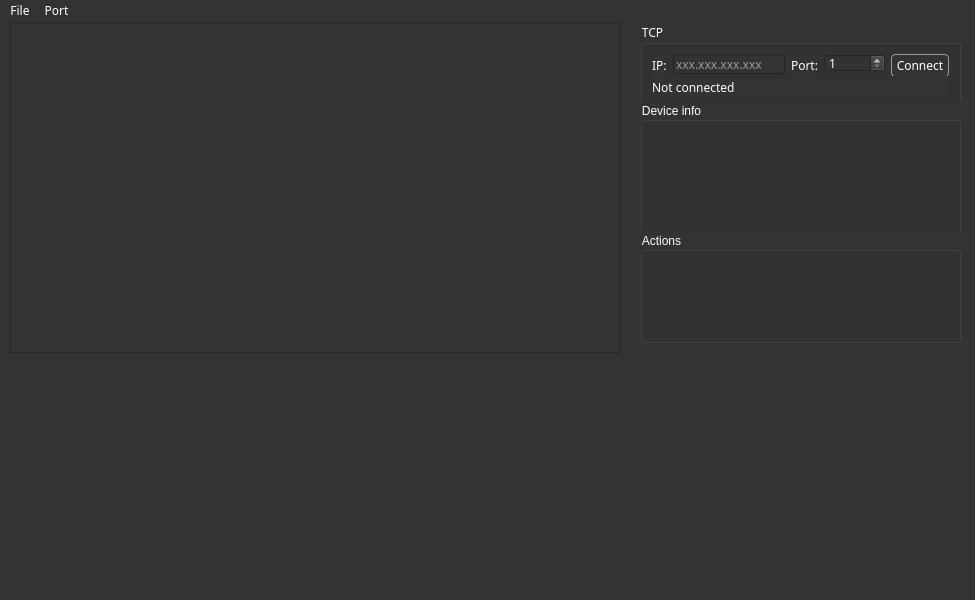
Old version of the form mainwindow.ui in the repository IlyaZh/Maiman-MCBS.
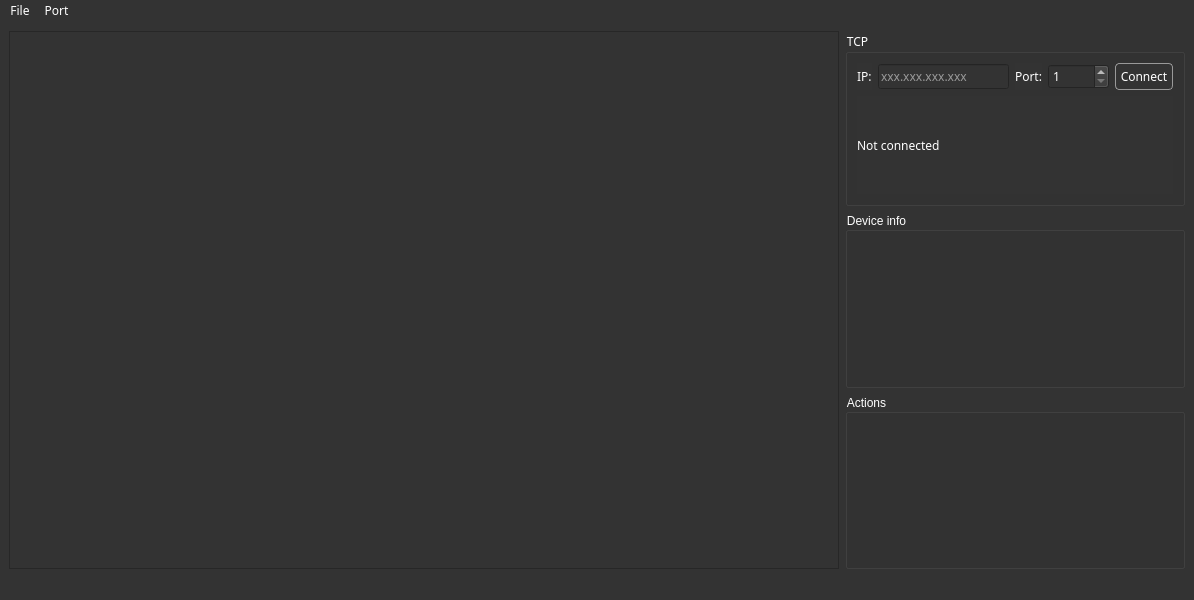
New version of the form.

```diff
--- a/mainwindow.ui
+++ b/mainwindow.ui
@@ -6,7 +6,7 @@
    <rect>
     <x>0</x>
     <y>0</y>
-    <width>975</width>
+    <width>1194</width>
     <height>600</height>
    </rect>
   </property>
@@ -49,24 +49,47 @@
 }</string>
   </property>
   <widget class="QWidget" name="centralwidget">
+   <layout class="QGridLayout" name="gridLayout_2">
+    <item row="0" column="0" rowspan="3">
+     <widget class="QScrollArea" name="scrollArea">
+      <property name="sizePolicy">
+       <sizepolicy hsizetype="MinimumExpanding" vsizetype="Expanding">
+        <horstretch>0</horstretch>
+        <verstretch>0</verstretch>
+       </sizepolicy>
+      </property>
+      <property name="horizontalScrollBarPolicy">
+       <enum>Qt::ScrollBarAlwaysOff</enum>
+      </property>
+      <property name="sizeAdjustPolicy">
+       <enum>QAbstractScrollArea::AdjustToContents</enum>
+      </property>
+      <property name="widgetResizable">
+       <bool>true</bool>
+      </property>
+      <widget class="QWidget" name="workFieldWidget">
+       <property name="geometry">
+        <rect>
+         <x>0</x>
+         <y>0</y>
+         <width>828</width>
+         <height>540</height>
+        </rect>
+       </property>
+      </widget>
+     </widget>
+    </item>
+    <item row="0" column="1">
    <widget class="QGroupBox" name="groupBox">
-    <property name="geometry">
-     <rect>
-      <x>640</x>
-      <y>0</y>
-      <width>321</width>
-      <height>81</height>
-     </rect>
-    </property>
     <property name="sizePolicy">
-     <sizepolicy hsizetype="Minimum" vsizetype="Preferred">
+       <sizepolicy hsizetype="Maximum" vsizetype="Preferred">
       <horstretch>0</horstretch>
       <verstretch>0</verstretch>
      </sizepolicy>
     </property>
     <property name="minimumSize">
      <size>
-      <width>211</width>
+        <width>340</width>
       <height>81</height>
      </size>
     </property>
@@ -216,74 +239,53 @@
      </item>
     </layout>
    </widget>
+    </item>
+    <item row="1" column="1">
    <widget class="QGroupBox" name="groupBox_2">
-    <property name="geometry">
-     <rect>
-      <x>640</x>
-      <y>80</y>
-      <width>321</width>
-      <height>131</height>
-     </rect>
+      <property name="sizePolicy">
+       <sizepolicy hsizetype="Maximum" vsizetype="Preferred">
+        <horstretch>0</horstretch>
+        <verstretch>0</verstretch>
+       </sizepolicy>
+      </property>
+      <property name="minimumSize">
+       <size>
+        <width>340</width>
+        <height>0</height>
+       </size>
     </property>
     <property name="title">
      <string>Device info</string>
     </property>
    </widget>
+    </item>
+    <item row="2" column="1">
    <widget class="QGroupBox" name="groupBox_3">
-    <property name="geometry">
-     <rect>
-      <x>640</x>
-      <y>210</y>
-      <width>321</width>
-      <height>111</height>
-     </rect>
+      <property name="sizePolicy">
+       <sizepolicy hsizetype="Maximum" vsizetype="Preferred">
+        <horstretch>0</horstretch>
+        <verstretch>0</verstretch>
+       </sizepolicy>
+      </property>
+      <property name="minimumSize">
+       <size>
+        <width>340</width>
+        <height>0</height>
+       </size>
     </property>
     <property name="title">
      <string>Actions</string>
     </property>
    </widget>
-   <widget class="QScrollArea" name="scrollArea">
-    <property name="geometry">
-     <rect>
-      <x>10</x>
-      <y>0</y>
-      <width>611</width>
-      <height>331</height>
-     </rect>
-    </property>
-    <property name="sizePolicy">
-     <sizepolicy hsizetype="Minimum" vsizetype="Expanding">
-      <horstretch>0</horstretch>
-      <verstretch>0</verstretch>
-     </sizepolicy>
-    </property>
-    <property name="horizontalScrollBarPolicy">
-     <enum>Qt::ScrollBarAlwaysOff</enum>
-    </property>
-    <property name="sizeAdjustPolicy">
-     <enum>QAbstractScrollArea::AdjustToContents</enum>
-    </property>
-    <property name="widgetResizable">
-     <bool>true</bool>
-    </property>
-    <widget class="QWidget" name="workFieldWidget">
-     <property name="geometry">
-      <rect>
-       <x>0</x>
-       <y>0</y>
-       <width>609</width>
-       <height>329</height>
-      </rect>
-     </property>
-    </widget>
-   </widget>
+    </item>
+   </layout>
   </widget>
   <widget class="QMenuBar" name="menubar">
    <property name="geometry">
     <rect>
      <x>0</x>
      <y>0</y>
-     <width>975</width>
+     <width>1194</width>
      <height>20</height>
     </rect>
    </property>
```
Lines whose indentation alone changed are shown as unchanged.
